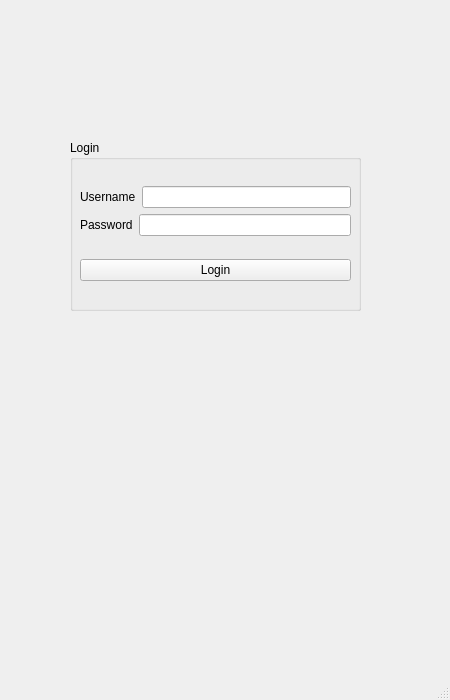
This is brainstorm/forms/mainWindow.ui in codingburgas/school-project-assignment-codex as Qt 5 draws it before an edit. The edited form follows.
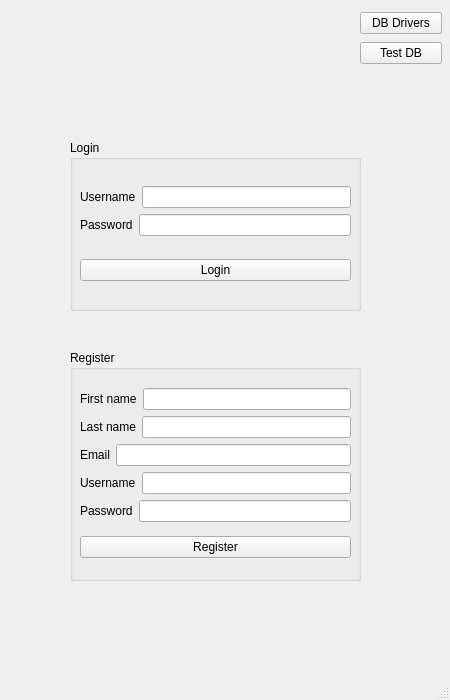
This is the edited form.

Commit message: Initialize database connection (Close #6) Add registration form and connect it to db (Close #7) Add registration checks (Close #8) Add login form and connect it to database (Close #9) Implement password hashing algorithm (Close #10)

Patch:
```diff
--- a/brainstorm/forms/mainWindow.ui
+++ b/brainstorm/forms/mainWindow.ui
@@ -82,6 +82,142 @@
      </layout>
     </widget>
    </widget>
+   <widget class="QWidget" name="layoutWidget">
+    <property name="geometry">
+     <rect>
+      <x>360</x>
+      <y>10</y>
+      <width>82</width>
+      <height>56</height>
+     </rect>
+    </property>
+    <layout class="QVBoxLayout" name="verticalLayoutDb">
+     <item>
+      <widget class="QPushButton" name="pushButtonDbDrivers">
+       <property name="text">
+        <string>DB Drivers</string>
+       </property>
+      </widget>
+     </item>
+     <item>
+      <widget class="QPushButton" name="pushButtonTestDb">
+       <property name="text">
+        <string>Test DB</string>
+       </property>
+      </widget>
+     </item>
+    </layout>
+   </widget>
+   <widget class="QGroupBox" name="groupBoxRegister">
+    <property name="geometry">
+     <rect>
+      <x>70</x>
+      <y>350</y>
+      <width>291</width>
+      <height>231</height>
+     </rect>
+    </property>
+    <property name="title">
+     <string>Register</string>
+    </property>
+    <widget class="QWidget" name="">
+     <property name="geometry">
+      <rect>
+       <x>10</x>
+       <y>30</y>
+       <width>271</width>
+       <height>188</height>
+      </rect>
+     </property>
+     <layout class="QVBoxLayout" name="verticalLayout_2">
+      <item>
+       <layout class="QVBoxLayout" name="verticalLayout">
+        <item>
+         <layout class="QHBoxLayout" name="firstNameReg">
+          <item>
+           <widget class="QLabel" name="labelFirstNameReg">
+            <property name="text">
+             <string>First name</string>
+            </property>
+           </widget>
+          </item>
+          <item>
+           <widget class="QLineEdit" name="lineEditFirstNameReg"/>
+          </item>
+         </layout>
+        </item>
+        <item>
+         <layout class="QHBoxLayout" name="lastNameReg">
+          <item>
+           <widget class="QLabel" name="labelLastNameReg">
+            <property name="text">
+             <string>Last name</string>
+            </property>
+           </widget>
+          </item>
+          <item>
+           <widget class="QLineEdit" name="lineEditLastNameReg"/>
+          </item>
+         </layout>
+        </item>
+        <item>
+         <layout class="QHBoxLayout" name="emailReg">
+          <item>
+           <widget class="QLabel" name="labelEmailReg">
+            <property name="text">
+             <string>Email</string>
+            </property>
+           </widget>
+          </item>
+          <item>
+           <widget class="QLineEdit" name="lineEditEmailReg"/>
+          </item>
+         </layout>
+        </item>
+        <item>
+         <layout class="QHBoxLayout" name="usernameReg">
+          <item>
+           <widget class="QLabel" name="labelUsernameReg">
+            <property name="text">
+             <string>Username</string>
+            </property>
+           </widget>
+          </item>
+          <item>
+           <widget class="QLineEdit" name="lineEditUsernameReg"/>
+          </item>
+         </layout>
+        </item>
+        <item>
+         <layout class="QHBoxLayout" name="passwordReg">
+          <item>
+           <widget class="QLabel" name="labelPasswordReg">
+            <property name="text">
+             <string>Password</string>
+            </property>
+           </widget>
+          </item>
+          <item>
+           <widget class="QLineEdit" name="lineEditPasswordReg">
+            <property name="enabled">
+             <bool>true</bool>
+            </property>
+           </widget>
+          </item>
+         </layout>
+        </item>
+       </layout>
+      </item>
+      <item>
+       <widget class="QPushButton" name="pushButtonRegister">
+        <property name="text">
+         <string>Register</string>
+        </property>
+       </widget>
+      </item>
+     </layout>
+    </widget>
+   </widget>
   </widget>
   <widget class="QMenuBar" name="menubar">
    <property name="geometry">
```
The commit also changes 239 other files.
